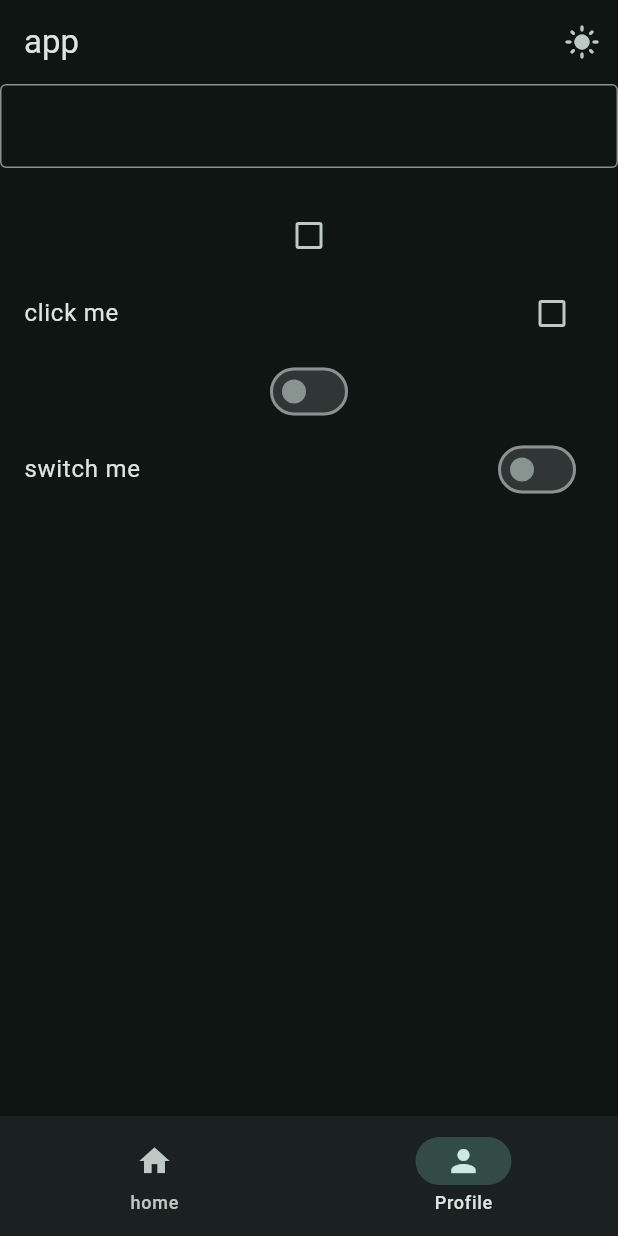
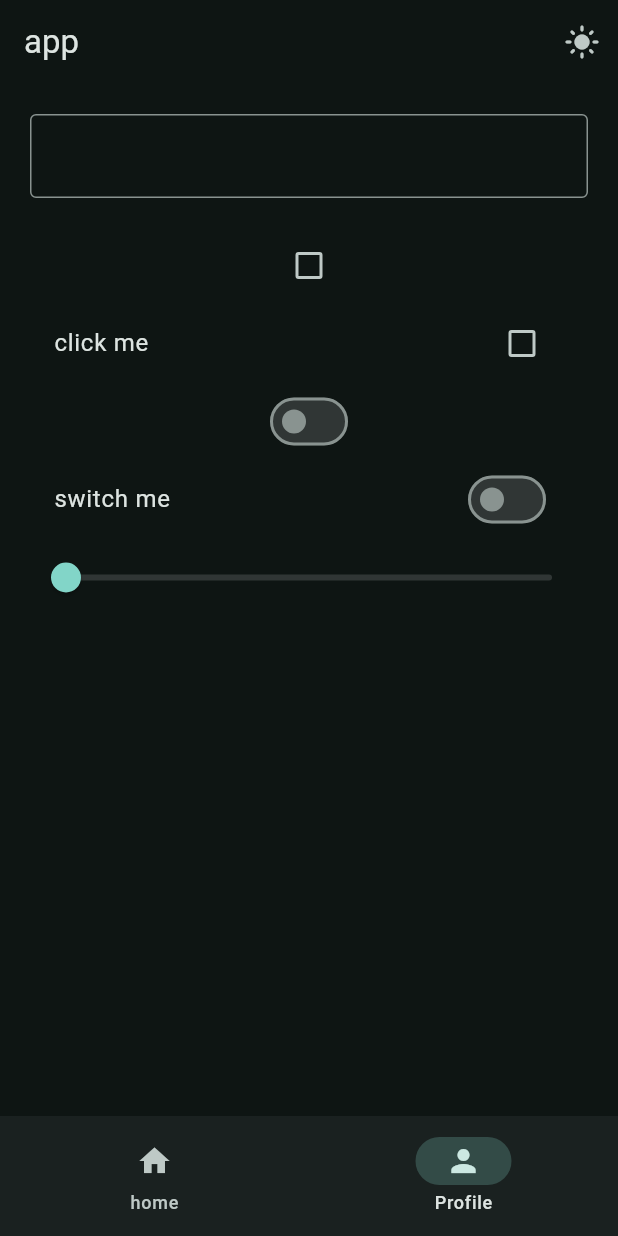
Before and after one commit to zengchanghuan/my_flutter_projects, a Flutter app: the screen it shows after launch, item 2 of the bottom bar chosen, on a phone screen of 412 x 824 dp. Run offline on Flutter 3.47's test engine with Material 3 defaults, Android fonts, the phone set to English and light mode, and no system bars.

Commit message:
SingleChildScrollView

```diff
--- a/flutter_app/lib/views/pages/profile_page.dart
+++ b/flutter_app/lib/views/pages/profile_page.dart
@@ -11,10 +11,14 @@ class _ProfilePageState extends State<ProfilePage> {
   final TextEditingController _controller = TextEditingController();
   bool _isChecked = false;
   bool _isSwitched = false;
+  double _sliderValue = 0.0;
 
   @override
   Widget build(BuildContext context) {
-    return Column(
+    return SingleChildScrollView(
+      child: Padding(
+        padding: const EdgeInsets.all(20.0),
+        child: Column(
           children: [
             TextField(
               controller: _controller,
@@ -39,19 +43,33 @@ class _ProfilePageState extends State<ProfilePage> {
                     _isChecked = value!;
                   });
                 }),
-        Switch.adaptive(value: _isSwitched, onChanged: (value){
+            Switch.adaptive(
+                value: _isSwitched,
+                onChanged: (value) {
                   setState(() {
                     _isSwitched = value;
                   });
                 }),
             SwitchListTile.adaptive(
                 title: const Text('switch me'),
-            value: _isSwitched, onChanged: (bool value){
+                value: _isSwitched,
+                onChanged: (bool value) {
                   setState(() {
                     _isSwitched = value;
                   });
-        })
+                }),
+            Slider(
+              max: 10.0,
+                value: _sliderValue,
+                onChanged: (double value) {
+                  setState(() {
+                    _sliderValue = value;
+                  });
+                }),
+
           ],
+        ),
+      ),
     );
   }
 }
```
Also changed, not shown: 1 other file. Lines whose indentation alone changed are shown as unchanged.
